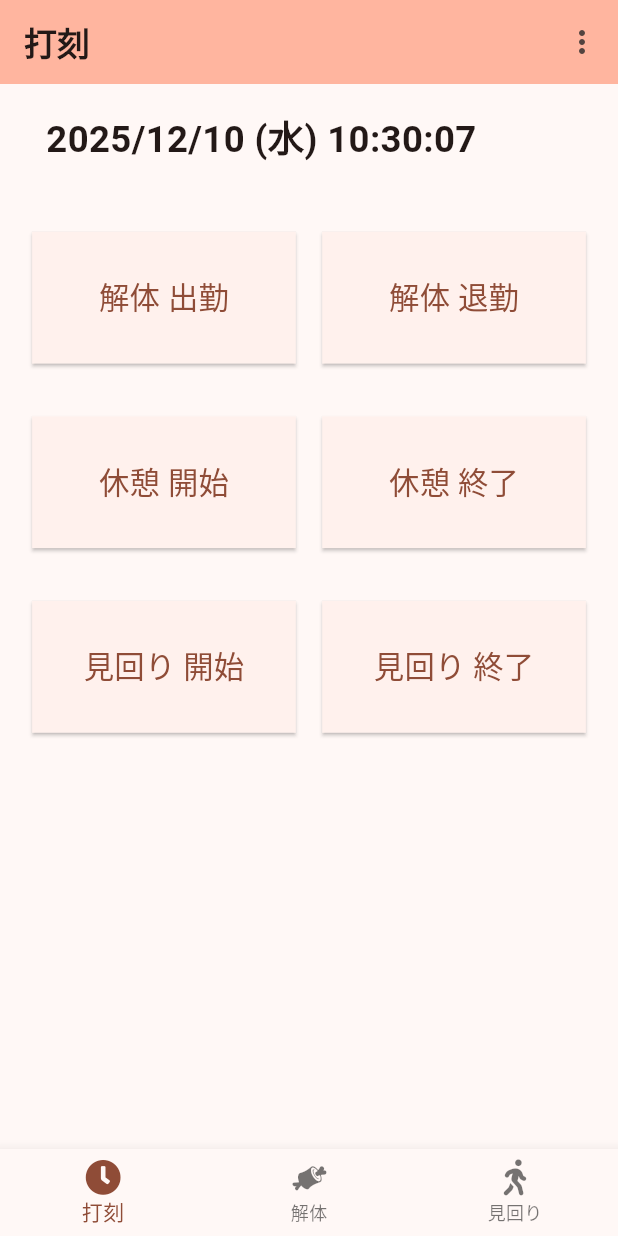
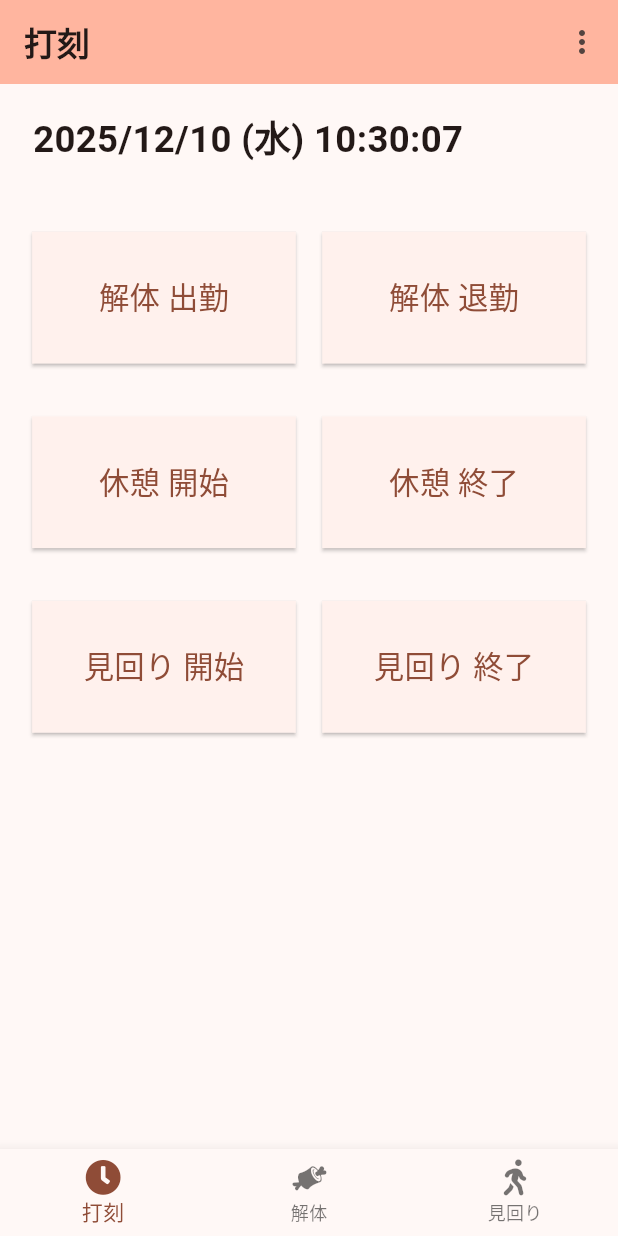
Before and after one commit to tas5521/boar_time, a Flutter app: the screen it shows after launch, on a phone screen of 412 x 824 dp. Run offline on Flutter 3.47's test engine with Material 3 defaults, Android fonts, the phone set to English and light mode, and no system bars; our stand-ins replace flutter_hooks, flutter_screenutil, freezed_annotation, hooks_riverpod, isar, open_filex and 1 more; missing offline and left inert: excel; accounts and stored records are empty; generated files the repository leaves out were written again.

Commit message:
文字サイズ変更・太字対応

```diff
--- a/lib/main.dart
+++ b/lib/main.dart
@@ -20,7 +20,13 @@ class MyApp extends StatelessWidget {
       designSize: const Size(375, 812),
       minTextAdapt: true,
       builder: (context, child) {
-        return MaterialApp(
+        return MediaQuery(
+          data: MediaQuery.of(
+            context,
+          ).copyWith(textScaler: TextScaler.linear(1.0), boldText: false),
+          child: MaterialApp(
+            debugShowCheckedModeBanner: false,
+            home: MaterialApp(
               locale: const Locale('ja'),
               supportedLocales: const [Locale('ja')],
               localizationsDelegates: [
@@ -34,6 +40,8 @@ class MyApp extends StatelessWidget {
                 ),
               ),
               home: const BottomNavigationBarView(),
+            ),
+          ),
         );
       },
     );
--- a/lib/view/stamping/stamping_view.dart
+++ b/lib/view/stamping/stamping_view.dart
@@ -45,7 +45,7 @@ class StampingView extends HookConsumerWidget {
           spacing: 40.w,
           children: [
             Container(
-              margin: EdgeInsets.fromLTRB(12.w, 0.w, 0.w, 0.w),
+              margin: EdgeInsets.only(left: 4.w),
               width: 340.w,
               child: TimeDisplay(
                 onDateChanged: () async {
```
Lines whose indentation alone changed are shown as unchanged.
